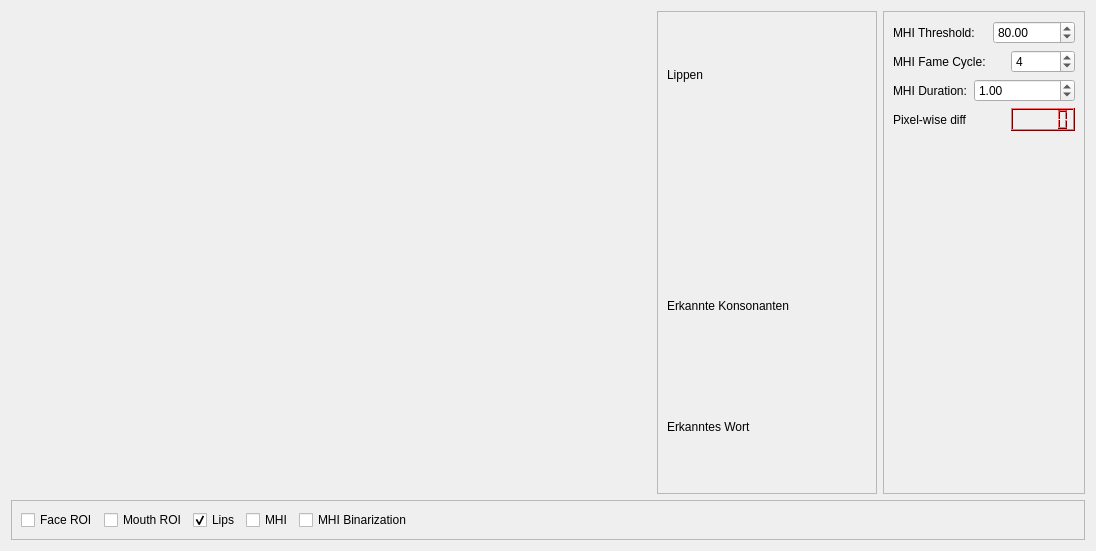
This is src/rqt_liprec/liprec.ui in Mosa-/LipRec as Qt 5 draws it before an edit. The edited form follows.
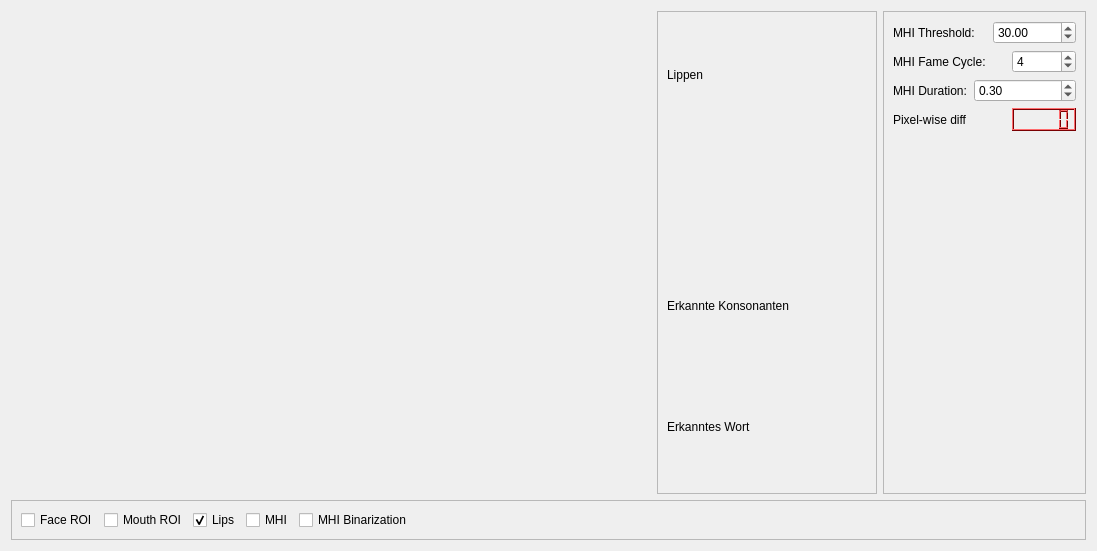
This is the edited form.

Commit message: #Bugfix motion history image, +Statemachine for detect start and endframe of utterance

What changed in the file:
```diff
--- a/src/rqt_liprec/liprec.ui
+++ b/src/rqt_liprec/liprec.ui
@@ -6,7 +6,7 @@
    <rect>
     <x>0</x>
     <y>0</y>
-    <width>1096</width>
+    <width>1097</width>
     <height>551</height>
    </rect>
   </property>
@@ -129,7 +129,7 @@
       <item row="2" column="1" colspan="3">
        <widget class="QDoubleSpinBox" name="dsbMHIDuration">
         <property name="value">
-         <double>1.000000000000000</double>
+         <double>0.300000000000000</double>
         </property>
        </widget>
       </item>
@@ -143,7 +143,7 @@
       <item row="0" column="2" colspan="2">
        <widget class="QDoubleSpinBox" name="dsbMHIThreshold">
         <property name="value">
-         <double>80.000000000000000</double>
+         <double>30.000000000000000</double>
         </property>
        </widget>
       </item>
```
The commit also changes 2 other files.
